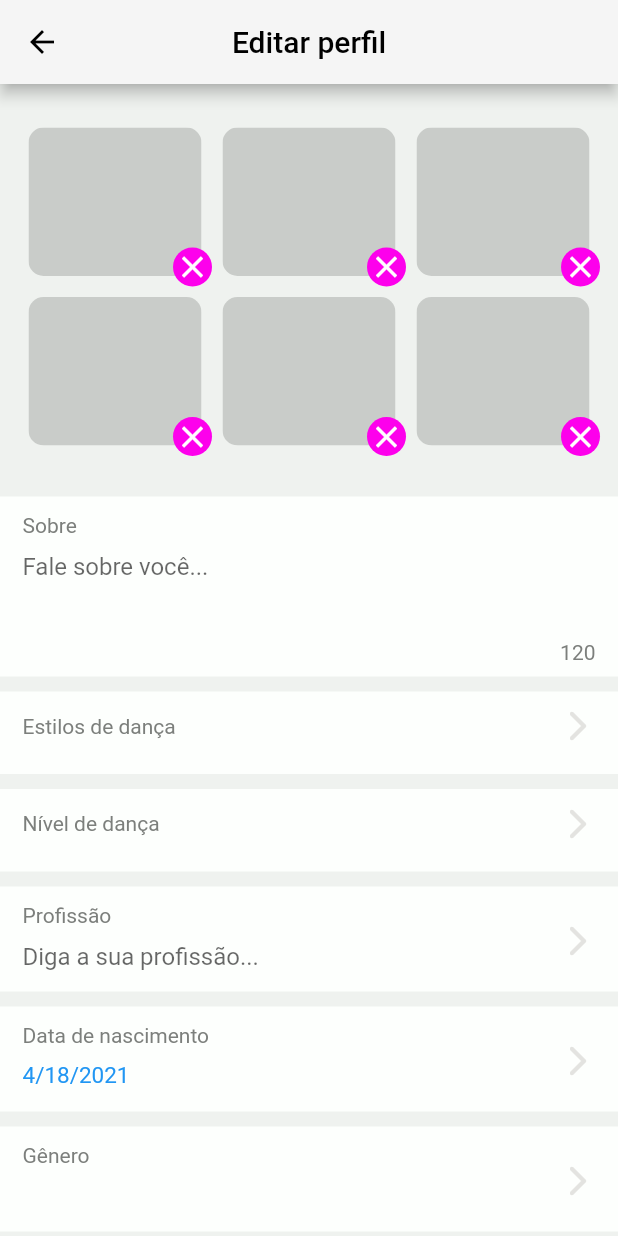
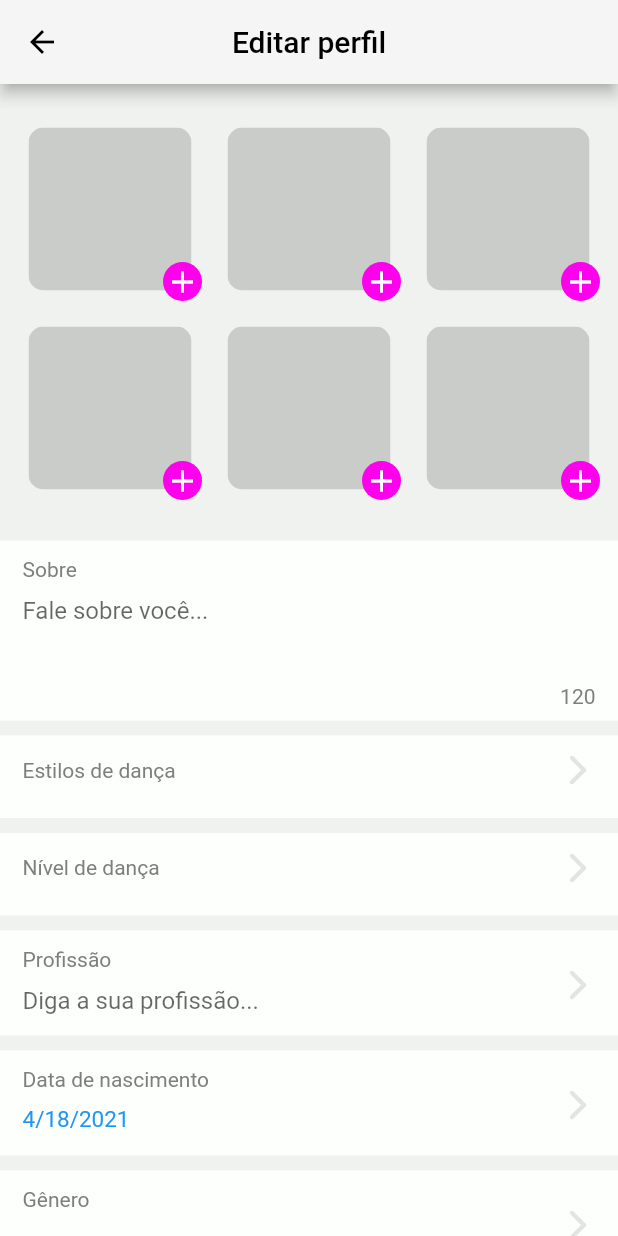
Before and after one commit to popsolutions/bailaki-app, a Flutter app: the ProfileEditPage screen opened by its route, on a phone screen of 412 x 824 dp. Run offline on Flutter 3.47's test engine with Material 2 defaults, Android fonts, the phone set to English and light mode, and no system bars; our stand-ins replace flutter_easyloading, flutter_mobx, get_it, image_picker, location, mobx and 1 more; missing offline and left inert: latlng, onesignal_flutter; accounts and stored records are empty; generated files the repository leaves out were written again; Roboto replaces fonts that are missing (Montserrat); statements that could not run were skipped.

Commit message:
add image service

```diff
--- a/lib/app/data/models/memory_image.dart
+++ b/lib/app/data/models/memory_image.dart
@@ -1,11 +1,18 @@
-class MemoryImage {
+import 'dart:convert';
+import 'dart:typed_data';
+
+class Photo {
   final int id;
-  final List<int> image;
+  final String name;
+  final Uint8List bytes;
 
-  MemoryImage({this.id, this.image});
+  Photo({this.id, this.name, this.bytes});
 
-  factory MemoryImage.fromJson(Map<String, dynamic> json) {
-    return MemoryImage(
-        id: json["id"], image: json["image"] is! bool ? json["image"] : null);
+  factory Photo.fromJson(Map<String, dynamic> json) {
+    return Photo(
+        id: json["id"],
+        bytes: json["image"] is! bool
+            ? base64.decode(base64.normalize(json['image']))
+            : null);
   }
 }
--- a/lib/app/data/pojo/partner_detail.dart
+++ b/lib/app/data/pojo/partner_detail.dart
@@ -16,7 +16,7 @@ class PartnerDetail {
   final String gender;
   final String activityState;
   final LatLng position;
-  final List<MemoryImage> images;
+  final List<Photo> images;
 
   PartnerDetail(
       {this.position,
@@ -60,6 +60,6 @@ class PartnerDetail {
                 json["partner_current_longitude"],
               )
             : null,
-        images: json["images"].map<MemoryImage>((e) => MemoryImage.fromJson(e)).toList());
+        images: json["images"].map<Photo>((e) => Photo.fromJson(e)).toList());
   }
 }
--- a/lib/app/data/pojo/partners.dart
+++ b/lib/app/data/pojo/partners.dart
@@ -1,4 +1,5 @@
 import 'package:latlng/latlng.dart';
+import 'package:odoo_client/app/data/models/memory_image.dart';
 
 class Partner {
   int id;
@@ -6,8 +7,11 @@ class Partner {
   String imageUrl;
   DateTime birthdate;
   LatLng position;
+  List<Photo> photos;
 
   Partner({this.id, this.name, this.imageUrl, this.birthdate, this.position});
+
+  Photo get avatarPhoto => photos.isEmpty ? null : photos.first;
 
 /*
       'name',
--- a/lib/app/data/services/login_facade_impl.dart
+++ b/lib/app/data/services/login_facade_impl.dart
@@ -1,6 +1,8 @@
 import 'package:latlng/latlng.dart';
 import 'package:odoo_client/app/data/models/login_dto.dart';
 import 'package:odoo_client/app/data/models/login_result.dart';
+import 'package:odoo_client/app/data/models/memory_image.dart';
+import 'package:odoo_client/app/data/services/image_service.dart';
 import 'package:odoo_client/app/data/services/login_facade.dart';
 import 'package:odoo_client/app/data/services/login_service.dart';
 import 'package:odoo_client/app/data/services/music_genre_service.dart';
@@ -10,19 +12,27 @@ import 'package:odoo_client/app/data/services/user_service.dart';
 class LoginFacadeImpl implements LoginFacade {
   final LoginService _loginService;
   final UserService _userService;
+  final ImageService _imageService;
   final MusicGenreService _musicGenreService;
   final MusicSkillService _musicSkillService;
-  LoginFacadeImpl(this._loginService, this._userService,
-      this._musicGenreService, this._musicSkillService);
+  LoginFacadeImpl(
+    this._loginService,
+    this._userService,
+    this._musicGenreService,
+    this._musicSkillService,
+    this._imageService,
+  );
 
   @override
   Future<LoginResult> login(LoginDto loginDto) async {
     final loginResponse = await _loginService.login(loginDto);
     final userData = loginResponse.result;
-    final userProfile =
-        await _userService.findProfile(loginResponse.result.partnerId);
+    final userProfile = await _userService.findProfile(userData.partnerId);
+    final images = await _imageService.findByPartner(userData.partnerId);
 
     final fullUserProfile = UserProfile(
+        referredFriendsIds: userProfile.referredFriendsIds,
+        images: images,
         position: userProfile.position,
         interestFemales: userProfile.interestFemales,
         interestMales: userProfile.interestMales,
@@ -81,9 +91,10 @@ class UserProfile {
   final int referredFriendMinAge;
   final int referredFriendMaxAge;
   final LatLng position;
-
-  UserProfile({
-    this.interestMales,
+  final List<Photo> images;
+  final List<int> referredFriendsIds;
+  UserProfile(
+      {this.interestMales,
       this.interestFemales,
       this.interestOtherGenres,
       this.refferedMaxFriendDistance,
@@ -108,7 +119,8 @@ class UserProfile {
       this.referredFriendMinAge,
       this.referredFriendMaxAge,
       this.position,
-  });
+      this.images,
+      this.referredFriendsIds});
 
   UserProfile copyWith(
       {String sessionId,
@@ -135,7 +147,9 @@ class UserProfile {
       bool enableMatchNotification,
       int referredFriendMinAge,
       int referredFriendMaxAge,
-      LatLng position}) {
+      LatLng position,
+      List<Photo> images,
+      List<int> referredFriendsIds}) {
     return UserProfile(
         position: position ?? this.position,
         sessionId: sessionId ?? this.sessionId,
@@ -164,7 +178,8 @@ class UserProfile {
         enableMessageNotification:
             enableMessageNotification ?? this.enableMessageNotification,
         referredFriendMaxAge: referredFriendMaxAge ?? this.referredFriendMaxAge,
-        referredFriendMinAge:
-            referredFriendMinAge ?? this.referredFriendMinAge);
+        referredFriendMinAge: referredFriendMinAge ?? this.referredFriendMinAge,
+        images: images ?? this.images,
+        referredFriendsIds: referredFriendsIds);
   }
 }
--- a/lib/app/pages/profile/profile_edit_page.dart
+++ b/lib/app/pages/profile/profile_edit_page.dart
@@ -4,6 +4,7 @@ import 'package:flutter_mobx/flutter_mobx.dart';
 import 'package:get_it/get_it.dart';
 import 'package:intl/intl.dart';
 import 'package:mobx/mobx.dart';
+import 'package:odoo_client/app/data/models/memory_image.dart';
 import 'package:odoo_client/app/data/services/login_facade_impl.dart';
 import 'package:odoo_client/app/pages/profile/profile_edit_controller.dart';
 import 'package:odoo_client/shared/components/container_tile.dart';
@@ -35,6 +36,7 @@ class _ProfileEditPageState extends State<ProfileEditPage> {
 
   void _initProfileData() {
     _user = _authenticationController.currentUser;
+    _profileEditController.images.addAll(_user.images);
     _profileEditController.partnerId = _user?.partnerId;
     _profileEditController.aboutYou = _user?.profile_description;
     _profileEditController.function = _user?.function;
@@ -90,7 +92,9 @@ class _ProfileEditPageState extends State<ProfileEditPage> {
             body: SingleChildScrollView(
               child: Column(
                 children: [
-                  _buildPhotosContainer(),
+                  Observer(builder: (_) {
+                    return _buildPhotosContainer(_profileEditController.images);
+                  }),
                   Column(
                     children: [
                       Container(
@@ -140,8 +144,7 @@ class _ProfileEditPageState extends State<ProfileEditPage> {
                           onTap: () async {
                             final date = await showDatePicker(
                               context: context,
-                              initialDate:
-                                  DateTime(1930,1,1),
+                              initialDate: DateTime(1930, 1, 1),
                               firstDate:
                                   DateTime(DateTime.now().year - 18, 1, 1),
                               lastDate: DateTime.now(),
@@ -316,46 +319,46 @@ class _ProfileEditPageState extends State<ProfileEditPage> {
     );
   }
 
-  Widget _buildImageRow(List<MemoryImage> images) {
-    return Row(
-      children: [
-        Expanded(
-          child: _buildRoundedImage(
-              icon: Icon(Icons.close, color: Colors.white),
-              onTap: () {},
-              imageBytes: null),
-        ),
-        Expanded(
-          child: _buildRoundedImage(
-              icon: Icon(Icons.close, color: Colors.white),
-              onTap: () {},
-              imageBytes: null),
-        ),
-        Expanded(
-          child: _buildRoundedImage(
-              icon: Icon(Icons.close, color: Colors.white),
-              onTap: () {},
-              imageBytes: null),
-        ),
-      ],
-    );
+  Widget _buildPhotosContainer(List<Photo> images) {
+    final newList = List<Photo>.from(images);
+
+    final imageAmount = (images.length - 6);
+    if (imageAmount < 0) {
+      for (int i = 0; i < (imageAmount * -1); i++) {
+        newList.add(Photo(id: null, bytes: null));
+      }
     }
 
-  Widget _buildPhotosContainer() {
     return Container(
         padding: const EdgeInsets.only(bottom: 15, top: 10),
         color: Color.fromRGBO(239, 242, 239, 1),
         child: Container(
-        height: 250,
           padding: const EdgeInsets.all(12),
-        child: Column(
-          children: [
-            Expanded(child: _buildImageRow([])),
-            Expanded(child: _buildImageRow([]))
-          ],
+          child: GridView.builder(
+              shrinkWrap: true,
+              physics: ClampingScrollPhysics(),
+              gridDelegate: SliverGridDelegateWithFixedCrossAxisCount(
+                crossAxisSpacing: 10,
+                mainAxisSpacing: 10,
+                crossAxisCount: 3,
               ),
-      ),
-    );
+              itemCount: newList.length,
+              itemBuilder: (_, index) {
+                final item = newList[index];
+                final isValid = item.bytes != null;
+                return _buildRoundedImage(
+                    icon: isValid
+                        ? Icon(Icons.close, color: Colors.white)
+                        : Icon(Icons.add, color: Colors.white),
+                    onTap: () {
+                      if (isValid)
+                        _profileEditController.removeImage(item);
+                      else
+                        _profileEditController.addImage();
+                    },
+                    imageBytes: item.bytes);
+              }),
+        ));
   }
 
   Widget _buildRoundedImage({
@@ -374,13 +377,15 @@ class _ProfileEditPageState extends State<ProfileEditPage> {
               Radius.circular(10),
             ),
             child: Container(
+                width: double.maxFinite,
+                height: double.maxFinite,
                 color: const Color.fromRGBO(201, 204, 201, 1),
                 child: imageBytes != null
                     ? Image.memory(
                         imageBytes,
                         fit: BoxFit.fill,
                       )
-                    : null),
+                    : Container()),
           ),
         ),
         Positioned(
```
Also changed, not shown: lib/app/data/models/image_dto.dart (added, +9 -0 lines), lib/app/data/models/profile_dto.dart (+7 -9 lines), lib/app/data/services/image_service.dart (added, +8 -0 lines), lib/app/data/services/image_service_impl.dart (added, +51 -0 lines), lib/app/pages/home/select_partner_page.dart (+15 -13 lines), lib/app/pages/profile/profile_edit_controller.dart (+47 -13 lines), lib/shared/injector/shared_module_injector.dart (+23 -4 lines). Lines whose indentation alone changed are shown as unchanged.
